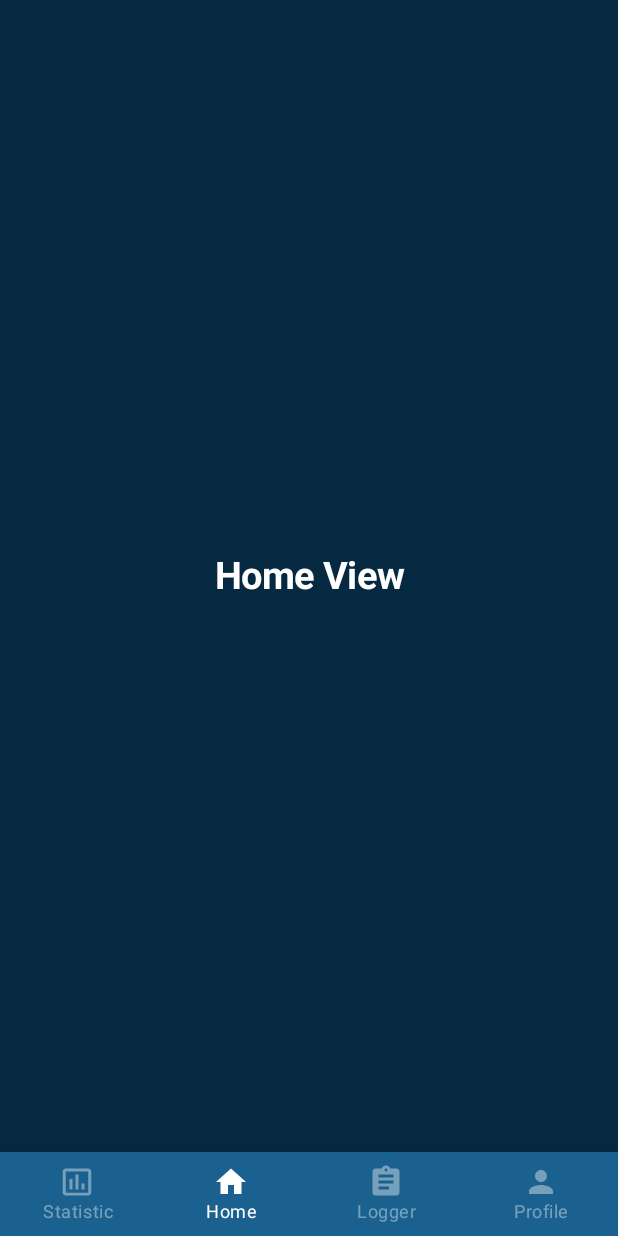
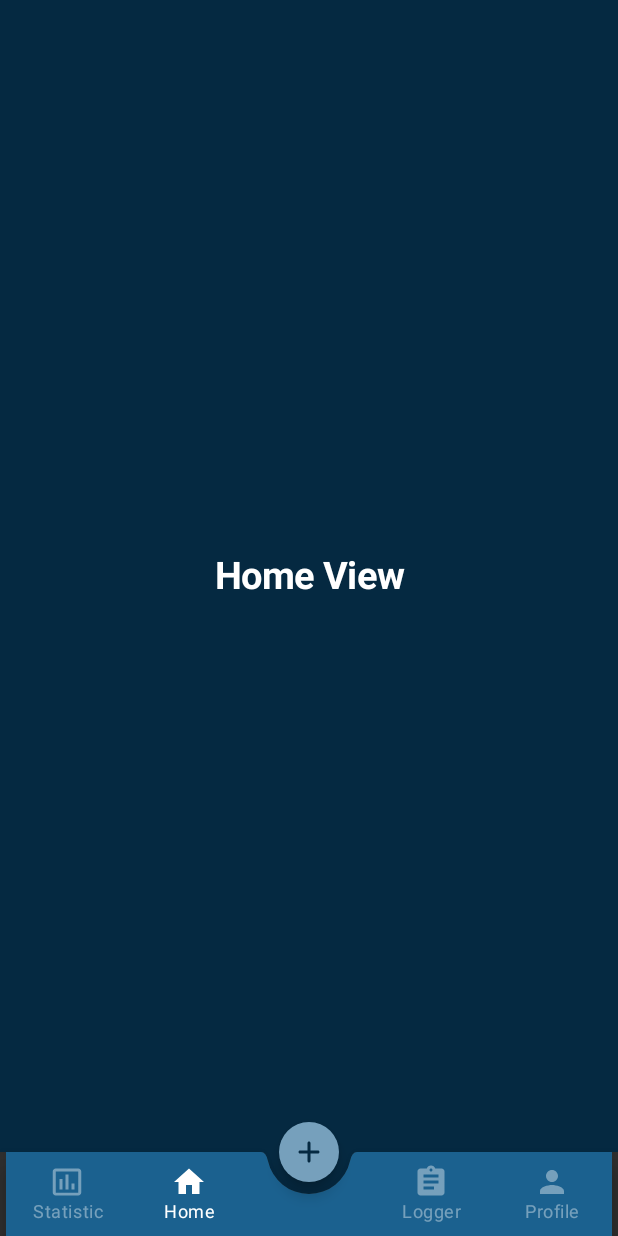
Before and after one commit to DevIvanov/GymLog, an Android app built with Jetpack Compose: the screen it shows after launch (MainActivity), item 2 of the bottom bar chosen, on a phone screen of 412 x 824 dp. Run offline under Robolectric (Android 15) with nearby library versions, the phone set to English and light mode, and no system bars; our stand-ins replace Dagger/Hilt's generated code, Room's generated code, Timber, livedata-compose.

Commit message:
add fab button to bottom bar

```diff
--- a/feature/src/main/java/com/ivanovdev/feature/screen/NavigationItem.kt
+++ b/feature/src/main/java/com/ivanovdev/feature/screen/NavigationItem.kt
@@ -13,6 +13,7 @@ sealed class NavigationItem(
 ) {
     object Statistic : NavigationItem("statistic", R.drawable.ic_statistic, R.string.title_statistic)
     object Home : NavigationItem("home", R.drawable.ic_home, R.string.title_home)
+    object Empty : NavigationItem("home", R.drawable.ic_home, R.string.title_home)
     object Logger : NavigationItem("logger", R.drawable.ic_logger, R.string.title_logger)
     object Profile : NavigationItem("profile", R.drawable.ic_profile, R.string.title_profile)
 }
--- a/feature/src/main/java/com/ivanovdev/feature/screen/logger/views/LoggerViewSuccess.kt
+++ b/feature/src/main/java/com/ivanovdev/feature/screen/logger/views/LoggerViewSuccess.kt
@@ -167,11 +167,7 @@ fun LoggerViewSuccess(
                             )
                         }
                     },
-//                    dismissThresholds = {
-//                        if (it == DismissDirection.StartToEnd)
-//                            FractionalThreshold(startDismissConfig.threshold)
-//                        else FractionalThreshold(endDismissConfig.threshold)
-//                    },
+                    dismissThresholds = { FractionalThreshold(0.3f) },
                     dismissContent = { ItemLog(workout = workout) },
                 )
             }
--- a/feature/src/main/java/com/ivanovdev/feature/screen/main/MainScreen.kt
+++ b/feature/src/main/java/com/ivanovdev/feature/screen/main/MainScreen.kt
@@ -1,8 +1,13 @@
 package com.ivanovdev.feature.screen.main
 
 import androidx.compose.foundation.layout.Box
+import androidx.compose.foundation.layout.fillMaxWidth
 import androidx.compose.foundation.layout.padding
+import androidx.compose.foundation.layout.size
+import androidx.compose.foundation.shape.CornerSize
 import androidx.compose.material.*
+import androidx.compose.material.icons.Icons
+import androidx.compose.material.icons.rounded.Add
 import androidx.compose.runtime.Composable
 import androidx.compose.runtime.getValue
 import androidx.compose.ui.Modifier
@@ -10,6 +15,7 @@ import androidx.compose.ui.graphics.Color
 import androidx.compose.ui.res.painterResource
 import androidx.compose.ui.res.stringResource
 import androidx.compose.ui.tooling.preview.Preview
+import androidx.compose.ui.unit.dp
 import androidx.compose.ui.unit.sp
 import androidx.navigation.NavController
 import androidx.navigation.NavHostController
@@ -23,15 +29,38 @@ import com.ivanovdev.feature.screen.home.HomeScreen
 import com.ivanovdev.feature.screen.logger.LoggerScreen
 import com.ivanovdev.feature.screen.profile.ProfileScreen
 import com.ivanovdev.feature.screen.statistic.StatisticScreen
-import com.ivanovdev.feature.ui.theme.Primary
-import com.ivanovdev.feature.ui.theme.PrimaryDark
+import com.ivanovdev.feature.ui.theme.*
 
 @Composable
 fun MainScreen(mainNavController: NavController) {
     val navController = rememberNavController()
     Scaffold(
 //        topBar = { TopBar() },
-        bottomBar = { BottomNavigationBar(navController) },
+        floatingActionButton = {
+            FloatingActionButton(
+                modifier = Modifier.size(40.dp),
+                backgroundColor = PrimaryLikeTransparent,
+//                backgroundColor = Color.White,
+                onClick = { /* ... */ }) {
+                Icon(
+                    imageVector = Icons.Rounded.Add,
+                    contentDescription = "Add",
+                    tint = PrimaryDark
+                )
+            }
+        },
+        floatingActionButtonPosition = FabPosition.Center,
+        isFloatingActionButtonDocked = true,
+        bottomBar = {
+            BottomAppBar(
+                // Defaults to null, that is, No cutout
+                cutoutShape = MaterialTheme.shapes.small.copy(
+                    CornerSize(percent = 50)
+                )
+            ) {
+                BottomNavigationBar(navController)
+            }
+        },
         content = { padding -> // We have to pass the scaffold inner padding to our content. That's why we use Box.
             Box(modifier = Modifier.padding(padding)) {
                 Navigation(mainNavController = mainNavController, navController = navController)
@@ -46,6 +75,7 @@ fun BottomNavigationBar(navController: NavController) {
     val items = listOf(
         NavigationItem.Statistic,
         NavigationItem.Home,
+        NavigationItem.Empty,
         NavigationItem.Logger,
         NavigationItem.Profile
     )
@@ -55,7 +85,8 @@ fun BottomNavigationBar(navController: NavController) {
     ) {
         val navBackStackEntry by navController.currentBackStackEntryAsState()
         val currentRoute = navBackStackEntry?.destination?.route
-        items.forEach { item ->
+        items.forEachIndexed { index, item ->
+            if (index != 2) {
                 BottomNavigationItem(
                     icon = { Icon(painterResource(id = item.icon),
                         contentDescription = stringResource(id = item.title)) },
@@ -82,6 +113,15 @@ fun BottomNavigationBar(navController: NavController) {
                         }
                     }
                 )
+            } else {
+                BottomNavigationItem(
+                    icon = {},
+                    label = {  },
+                    selected = false,
+                    onClick = {  },
+                    enabled = false
+                )
+            }
         }
     }
 }
--- a/feature/src/main/java/com/ivanovdev/feature/screen/new_log/views/NewLogViewSuccess.kt
+++ b/feature/src/main/java/com/ivanovdev/feature/screen/new_log/views/NewLogViewSuccess.kt
@@ -5,21 +5,31 @@ import androidx.compose.material.*
 import androidx.compose.material.icons.Icons
 import androidx.compose.material.icons.filled.CheckCircle
 import androidx.compose.runtime.Composable
+import androidx.compose.runtime.LaunchedEffect
 import androidx.compose.ui.Alignment
 import androidx.compose.ui.Alignment.Companion.CenterHorizontally
 import androidx.compose.ui.Modifier
 import androidx.compose.ui.graphics.Color
+import androidx.compose.ui.res.stringResource
 import androidx.compose.ui.tooling.preview.Preview
 import androidx.compose.ui.unit.dp
+import com.ivanovdev.feature.R
 import com.ivanovdev.feature.ui.theme.GreyLightText
 import com.ivanovdev.feature.ui.theme.Primary
 import com.ivanovdev.feature.ui.theme.PrimaryDark
+import kotlinx.coroutines.delay
 
 @Composable
 fun NewLogViewSuccess(
     modifier: Modifier = Modifier,
     onCloseClick: () -> Unit
 ) {
+
+    LaunchedEffect(key1 = true) {
+        delay(1000L)
+        onCloseClick()
+    }
+
     Surface(
         modifier = modifier.fillMaxSize(),
         color = PrimaryDark
@@ -29,7 +39,7 @@ fun NewLogViewSuccess(
                 modifier = Modifier
                     .padding(16.dp)
                     .align(Alignment.Center),
-                horizontalAlignment = Alignment.CenterHorizontally
+                horizontalAlignment = CenterHorizontally
             ) {
                 Icon(
                     modifier = Modifier
@@ -60,7 +70,7 @@ fun NewLogViewSuccess(
                     )
                 ) {
                     Text(
-                        text = "Close",
+                        text = stringResource(id = R.string.close),
                         color = PrimaryDark
                     )
                 }
--- a/feature/src/main/java/com/ivanovdev/feature/ui/theme/Color.kt
+++ b/feature/src/main/java/com/ivanovdev/feature/ui/theme/Color.kt
@@ -12,6 +12,8 @@ val Primary = Color(0xFF1B618F)
 val PrimaryLight = Color(0xFF3E7FAA)
 val PrimaryDark = Color(0xFF052941)
 
+val PrimaryLikeTransparent = Color(0xFF76A0BC)
+
 val GreyDivider = Color(0xFF6D6D6D)
 
 val BlackText = Color(0xFF1B1B1B)
--- a/feature/src/main/res/values/strings.xml
+++ b/feature/src/main/res/values/strings.xml
@@ -9,6 +9,7 @@
     <!--    Common  -->
     <string name="error">Error!</string>
     <string name="generic_error">Something went wrong.</string>
+    <string name="close">Close</string>
 
     <!--    Logger Screen  -->
     <string name="exercise">Exercise %1$s</string>
```
Also changed, not shown: 1 other file. Lines whose indentation alone changed are shown as unchanged.
